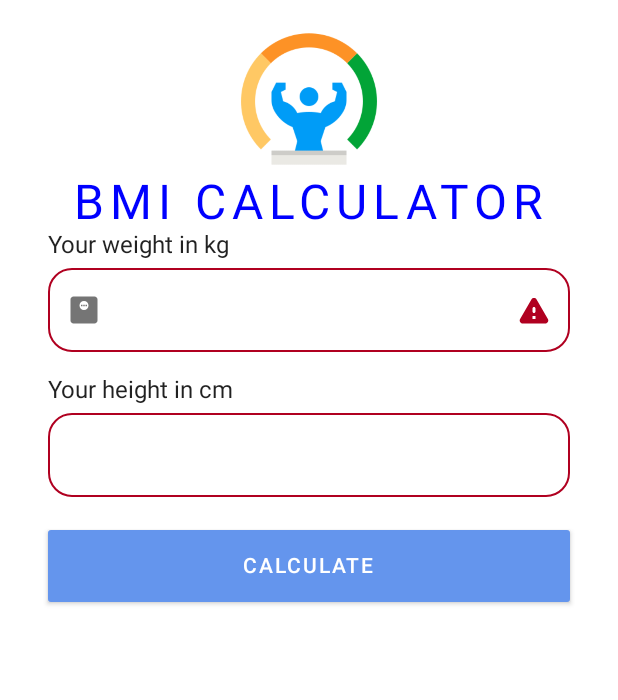
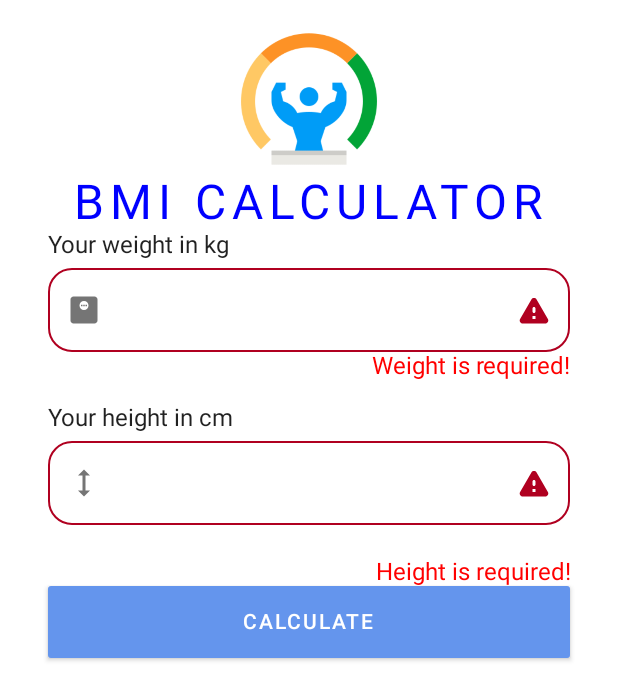
Before and after one commit to xanxes/bmi-jetpack-compose, an Android app built with Jetpack Compose: the screen it shows after launch (MainActivity), after a tap on "CALCULATE", on a phone screen of 412 x 824 dp. Shown: the top 700 px of the screen. Run offline under Robolectric (Android 15) with nearby library versions, the phone set to English and light mode, and no system bars.

Commit message:
bmi with compose

```diff
--- a/app/src/main/java/br/senai/sp/jandira/bmicompose/MainActivity.kt
+++ b/app/src/main/java/br/senai/sp/jandira/bmicompose/MainActivity.kt
@@ -1,6 +1,7 @@
 package br.senai.sp.jandira.bmicompose
 
 import android.os.Bundle
+import android.widget.Toast
 import androidx.activity.ComponentActivity
 import androidx.activity.compose.setContent
 import androidx.compose.animation.AnimatedVisibility
@@ -18,6 +19,7 @@ import androidx.compose.material.*
 import androidx.compose.material.MaterialTheme.colors
 import androidx.compose.material.icons.Icons
 import androidx.compose.material.icons.filled.Email
+import androidx.compose.material.icons.filled.Height
 import androidx.compose.material.icons.filled.MonitorWeight
 import androidx.compose.material.icons.filled.Warning
 import androidx.compose.material.icons.rounded.Warning
@@ -38,6 +40,7 @@ import androidx.compose.ui.unit.dp
 import androidx.compose.ui.unit.sp
 import br.senai.sp.jandira.bmicompose.ui.theme.BMIComposeTheme
 import br.senai.sp.jandira.bmicompose.utils.bmiCalculate
+import br.senai.sp.jandira.bmicompose.utils.getColor
 import org.intellij.lang.annotations.JdkConstants.HorizontalAlignment
 
 class MainActivity : ComponentActivity() {
@@ -85,6 +88,9 @@ fun BMICalculator() {
         mutableStateOf(false)
     }
 
+
+
+
     //Objeto que controla a requisicao de foco
     val weightFocusRequester = FocusRequester()
 
@@ -125,10 +131,15 @@ fun BMICalculator() {
             )
             OutlinedTextField(
                 value = weightState, onValueChange = { newWeight ->
-                    var lastChar = if (newWeight.isEmpty())
+                    var lastChar = if
+                                           (newWeight.isEmpty()) {
+                        isWeightError = true
                         newWeight
-                    else
+
+                    } else {
                         newWeight.get(newWeight.length - 1)
+                        isWeightError = false
+                    }
                     var newValue = if (lastChar == '.' || lastChar == ',')
                         newWeight.dropLast(1)
                     else newWeight
@@ -142,7 +153,7 @@ fun BMICalculator() {
                 },
 
                 trailingIcon = {
-                    Icon(imageVector = Icons.Rounded.Warning, contentDescription = "Oi")
+                    if (isWeightError) Icon(imageVector = Icons.Rounded.Warning, contentDescription = "Oi")
                 },
 
                 isError = isWeightError,
@@ -150,6 +161,16 @@ fun BMICalculator() {
                 singleLine = true,
                 shape = RoundedCornerShape(16.dp)
             )
+
+            if (isWeightError) {
+                Text(
+                    text = stringResource(id = R.string.weight_error),
+                    modifier = Modifier.fillMaxWidth(),
+                    color = Color.Red,
+                    textAlign = TextAlign.End
+                )
+
+            }
 
             Spacer(
                 modifier = Modifier.height(16.dp)
@@ -161,10 +182,14 @@ fun BMICalculator() {
             )
             OutlinedTextField(
                 value = heightState, onValueChange = { newHeight ->
-                    var lastChar = if (newHeight.isEmpty())
+                    var lastChar = if (newHeight.isEmpty()) {
+                        isHeighError = true
                         newHeight
-                    else
+
+                    } else {
                         newHeight.get(newHeight.length - 1)
+                        isHeighError = false
+                    }
                     var newValue = if (lastChar == '.' || lastChar == ',')
                         newHeight.dropLast(1)
                     else newHeight
@@ -176,15 +201,35 @@ fun BMICalculator() {
                 isError = isHeighError,
                 keyboardOptions = KeyboardOptions(keyboardType = KeyboardType.Number),
                 singleLine = true,
-                shape = RoundedCornerShape(16.dp)
+                shape = RoundedCornerShape(16.dp),
+                leadingIcon = {
+                    Icon(imageVector = Icons.Default.Height, contentDescription = "Email")
+                },
+
+                trailingIcon = {
+                    if (isHeighError) Icon(imageVector = Icons.Rounded.Warning, contentDescription = "Oi")
+                },
             )
+
+            if (isHeighError) {
+                Text(
+                    text = stringResource(id = R.string.height_error),
+                    modifier = Modifier.fillMaxWidth(),
+                    color = Color.Red,
+                    textAlign = TextAlign.End,
+
+                    )
+            }
+
+
 
             Button(
                     onClick = {
                         isWeightError = weightState.length == 0
                         isHeighError = heightState.length == 0
                         if (isHeighError == false && isWeightError == false) {
-                        bmiScoreState = bmiCalculate(weightState.toInt(), heightState.toDouble())
+                            bmiScoreState =
+                                bmiCalculate(weightState.toInt(), heightState.toDouble())
                             expandState = true
                         }
                     },
@@ -202,6 +247,8 @@ fun BMICalculator() {
 
             }
 
+
+
         //Footer
             AnimatedVisibility(
                 visible = expandState,
@@ -216,7 +263,7 @@ fun BMICalculator() {
                         .fillMaxSize()
                         .padding(top = 22.dp),
                     shape = RoundedCornerShape(topStart = 32.dp, topEnd = 32.dp),
-                backgroundColor = MaterialTheme.colors.primary
+                    backgroundColor = getColor(bmiScoreState)
                 ) {
                     Column(
                         modifier = Modifier
@@ -271,6 +318,7 @@ fun BMICalculator() {
         }
     }
 
+
 @Preview(showBackground = true, showSystemUi = true)
 @Composable
 fun BMICalculatorPreview() {
--- a/app/src/main/java/br/senai/sp/jandira/bmicompose/utils/Calculate.kt
+++ b/app/src/main/java/br/senai/sp/jandira/bmicompose/utils/Calculate.kt
@@ -2,6 +2,4 @@ package br.senai.sp.jandira.bmicompose.utils
 
 import kotlin.math.pow
 
-fun bmiCalculate(weight: Int, height: Double): Double {
-    return weight / (height / 100)
-}
+fun bmiCalculate(weight: Int, height: Double) =  weight / (height / 100).pow(2)
--- a/app/src/main/res/values/strings.xml
+++ b/app/src/main/res/values/strings.xml
@@ -7,4 +7,6 @@
     <string name="your_score">Your Score</string>
     <string name="reset">Reset</string>
     <string name="share">Share</string>
+    <string name="weight_error">Weight is required!</string>
+    <string name="height_error">Height is required!</string>
 </resources>
```
Also changed, not shown: app/src/main/java/br/senai/sp/jandira/bmicompose/utils/MyColors.kt (added, +21 -0 lines). Lines whose indentation alone changed are shown as unchanged.
